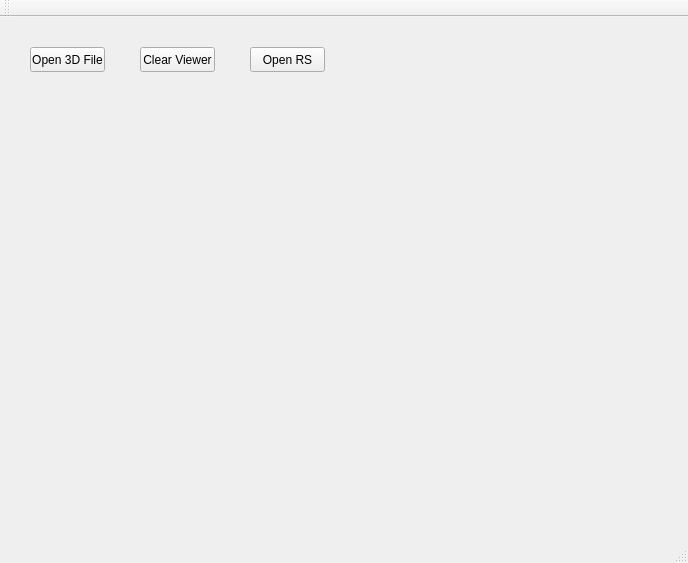
The window that 3D/3D/mainwindow.ui (WSX741405/3D) describes before a commit, drawn with Qt 5.
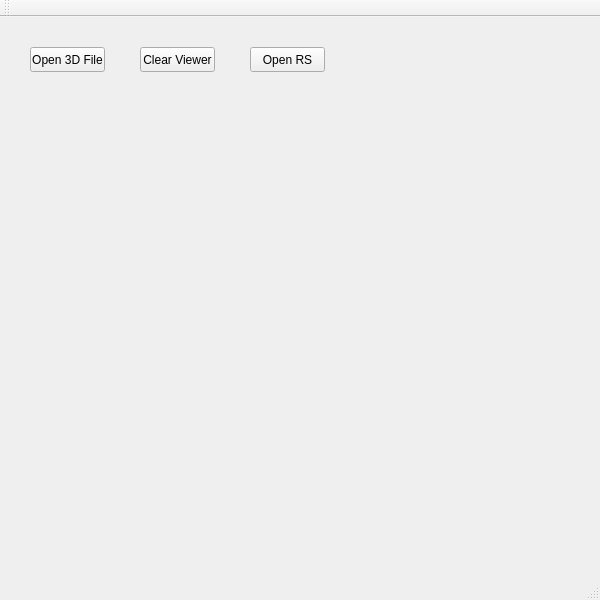
The same window after the commit.

The edit to the form file:
```diff
--- a/3D/3D/mainwindow.ui
+++ b/3D/3D/mainwindow.ui
@@ -6,8 +6,8 @@
    <rect>
     <x>0</x>
     <y>0</y>
-    <width>688</width>
-    <height>563</height>
+    <width>600</width>
+    <height>600</height>
    </rect>
   </property>
   <property name="windowTitle">
```
Left out of the diff: 2 changed lines with no effect on the pictures.
